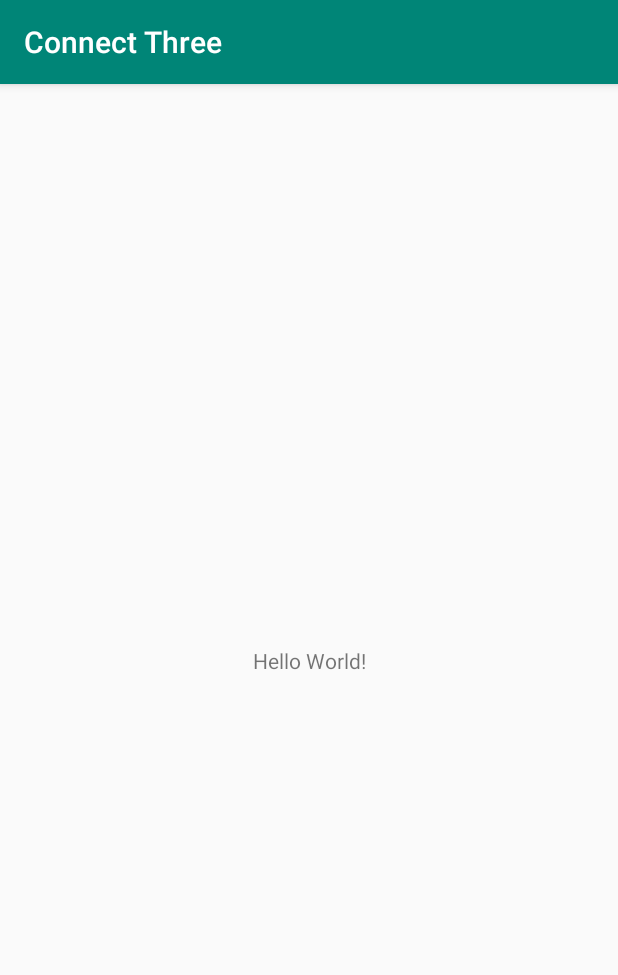
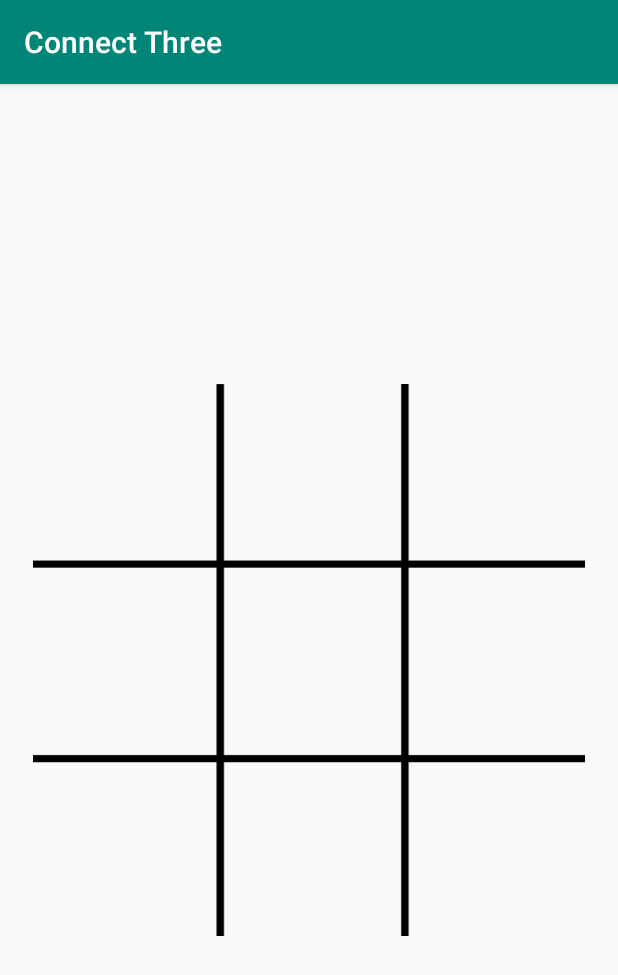
Before and after one commit to djharten/Android-Projects, an Android app: the screen it shows after launch (MainActivity), on a phone screen of 412 x 824 dp. Shown: the top 975 px of the screen. Run offline under Robolectric (Android 15) with nearby library versions, the phone set to English and light mode, and no system bars.

```diff
--- a/ConnectThree/app/build.gradle
+++ b/ConnectThree/app/build.gradle
@@ -25,4 +25,5 @@ dependencies {
     testImplementation 'junit:junit:4.12'
     androidTestImplementation 'com.android.support.test:runner:1.0.2'
     androidTestImplementation 'com.android.support.test.espresso:espresso-core:3.0.2'
+    implementation 'com.android.support:gridlayout-v7:28.0.0'
 }
--- a/ConnectThree/app/src/main/java/com/example/djharten/connectthree/MainActivity.java
+++ b/ConnectThree/app/src/main/java/com/example/djharten/connectthree/MainActivity.java
@@ -2,8 +2,28 @@ package com.example.djharten.connectthree;
 
 import android.support.v7.app.AppCompatActivity;
 import android.os.Bundle;
+import android.view.View;
+import android.widget.ImageView;
 
 public class MainActivity extends AppCompatActivity {
+
+    boolean redPlayerTurn = false;
+    int[] gameState = {2, 2, 2, 2, 2, 2, 2, 2,};
+
+    public void dropIn(View view) {
+        ImageView counter = (ImageView) view;
+        counter.getTag();
+        counter.setTranslationY(-1500);
+
+        if(redPlayerTurn){
+            counter.setImageResource(R.drawable.red);
+            redPlayerTurn = false;
+        } else {
+            counter.setImageResource(R.drawable.yellow);
+        }
+
+        counter.animate().translationYBy(1500).rotation(3600).setDuration(500);
+    }
 
     @Override
     protected void onCreate(Bundle savedInstanceState) {
--- a/ConnectThree/app/src/main/res/layout/activity_main.xml
+++ b/ConnectThree/app/src/main/res/layout/activity_main.xml
@@ -6,13 +6,100 @@
     android:layout_height="match_parent"
     tools:context=".MainActivity">
 
-    <TextView
-        android:layout_width="wrap_content"
-        android:layout_height="wrap_content"
-        android:text="Hello World!"
+    <android.support.v7.widget.GridLayout
+        android:id="@+id/gridLayout"
+        android:layout_width="368dp"
+        android:layout_height="368dp"
+        android:background="@drawable/board"
+        app:columnCount="3"
         app:layout_constraintBottom_toBottomOf="parent"
-        app:layout_constraintLeft_toLeftOf="parent"
-        app:layout_constraintRight_toRightOf="parent"
-        app:layout_constraintTop_toTopOf="parent" />
+        app:layout_constraintEnd_toEndOf="parent"
+        app:layout_constraintStart_toStartOf="parent"
+        app:layout_constraintTop_toTopOf="parent"
+        app:rowCount="3">
 
+        <ImageView
+            android:id="@+id/imageViewTL"
+            android:layout_width="100dp"
+            android:layout_height="100dp"
+            android:layout_margin="10dp"
+            android:onClick="dropIn"
+            android:tag="0" />
+
+        <ImageView
+            android:id="@+id/imageViewTM"
+            android:layout_width="100dp"
+            android:layout_height="100dp"
+            android:layout_margin="10dp"
+            android:layout_marginLeft="17dp"
+            android:onClick="dropIn"
+            android:tag="1" />
+
+        <ImageView
+            android:id="@+id/imageViewTR"
+            android:layout_width="100dp"
+            android:layout_height="100dp"
+            android:layout_margin="10dp"
+            android:onClick="dropIn"
+            android:tag="2" />
+
+        <ImageView
+            android:id="@+id/imageViewML"
+            android:layout_width="100dp"
+            android:layout_height="100dp"
+            android:layout_margin="10dp"
+            android:layout_marginTop="13dp"
+            android:onClick="dropIn"
+            android:tag="3" />
+
+        <ImageView
+            android:id="@+id/imageViewMM"
+            android:layout_width="100dp"
+            android:layout_height="100dp"
+            android:layout_margin="10dp"
+            android:layout_marginLeft="17dp"
+            android:layout_marginTop="13dp"
+            android:onClick="dropIn"
+            android:tag="4" />
+
+        <ImageView
+            android:id="@+id/imageViewMR"
+            android:layout_width="100dp"
+            android:layout_height="100dp"
+            android:layout_margin="10dp"
+            android:layout_marginTop="13dp"
+            android:onClick="dropIn"
+            android:tag="5" />
+
+        <ImageView
+            android:id="@+id/imageViewLL"
+            android:layout_width="100dp"
+            android:layout_height="100dp"
+            android:layout_margin="10dp"
+            android:layout_marginTop="17dp"
+            android:onClick="dropIn"
+            android:tag="6" />
+
+        <ImageView
+            android:id="@+id/imageViewLM"
+            android:layout_width="100dp"
+            android:layout_height="100dp"
+            android:layout_margin="10dp"
+            android:layout_marginLeft="17dp"
+            android:layout_marginTop="17dp"
+            android:onClick="dropIn"
+            android:tag="7" />
+
+        <ImageView
+            android:id="@+id/imageViewLR"
+            android:layout_width="100dp"
+            android:layout_height="100dp"
+            android:layout_margin="10dp"
+            android:layout_marginTop="17dp"
+            android:onClick="dropIn"
+            android:tag="8" />
+
+
+
+    </android.support.v7.widget.GridLayout>
 </android.support.constraint.ConstraintLayout>
```
Also changed, not shown: ConnectThree/app/src/main/res/drawable/board.png (added), ConnectThree/app/src/main/res/drawable/red.png (added), ConnectThree/app/src/main/res/drawable/yellow.png (added).
